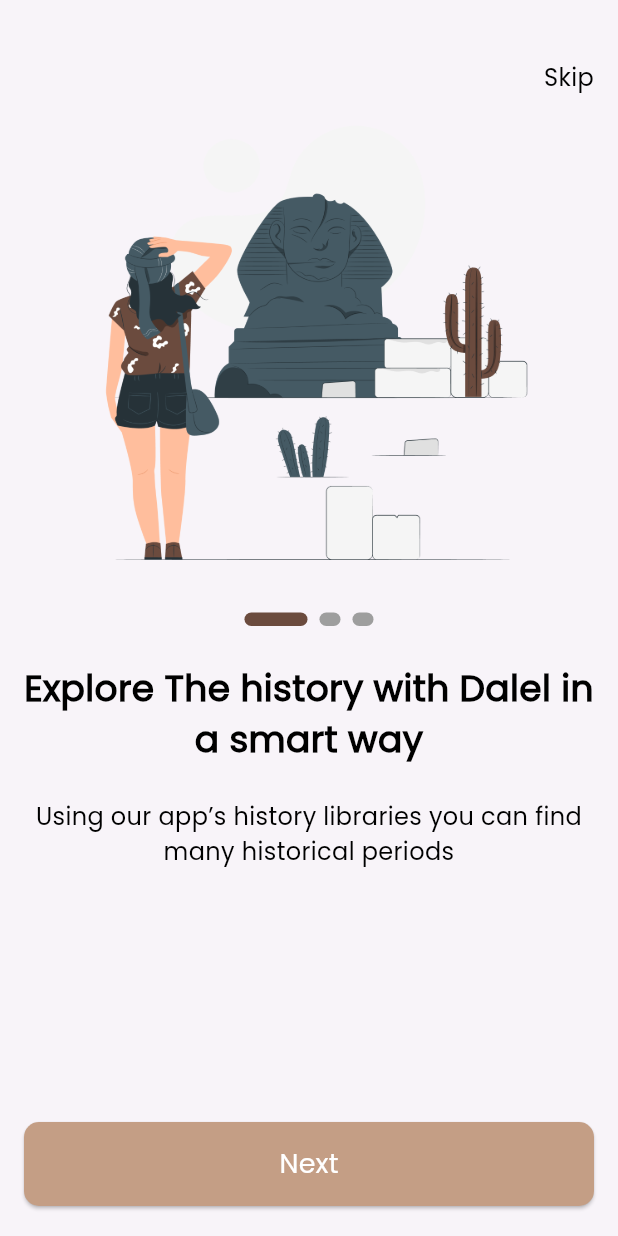
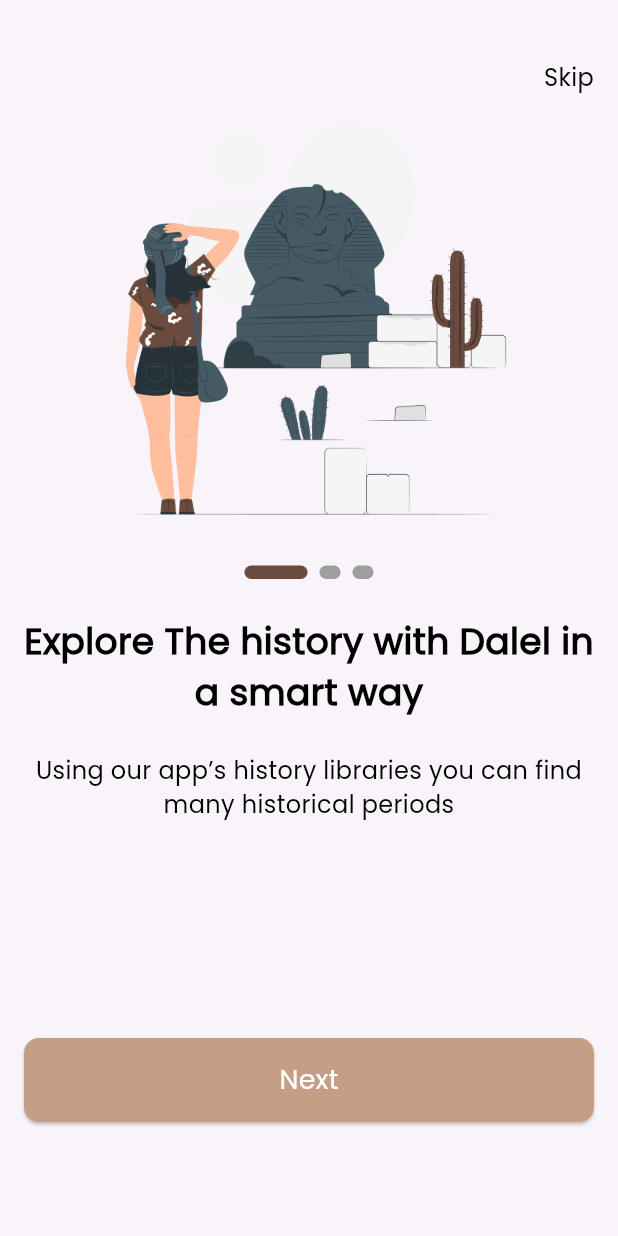
Before and after one commit to ahmedzein74/dalel-egypt, a Flutter app: the screen it shows after launch, on a phone screen of 412 x 824 dp. Run offline on Flutter 3.47's test engine with Material 3 defaults, Android fonts, the phone set to English and light mode, and no system bars; drawn by our look-alikes of smooth_page_indicator.

Commit message:
refactor code

```diff
--- a/lib/core/function/app_functions.dart
+++ b/lib/core/function/app_functions.dart
@@ -6,3 +6,10 @@ void customNavigation(BuildContext context, Widget targetScreen) {
     MaterialPageRoute(builder: (context) => targetScreen),
   );
 }
+
+void customReplacementNavigation(BuildContext context, Widget targetScreen) {
+  Navigator.pushReplacement(
+    context,
+    MaterialPageRoute(builder: (context) => targetScreen),
+  );
+}
--- a/lib/fetures/on_boarding/views/onBoarding_view.dart
+++ b/lib/fetures/on_boarding/views/onBoarding_view.dart
@@ -1,7 +1,7 @@
 import 'package:dalel_egypt/core/utils/app_strings.dart';
 import 'package:dalel_egypt/core/widget/custom_button.dart';
 import 'package:dalel_egypt/fetures/on_boarding/widget/custom_nav_bar.dart';
-import 'package:dalel_egypt/fetures/on_boarding/widget/onBoarding_widget.dart';
+import 'package:dalel_egypt/fetures/on_boarding/widget/onBoarding_body_widget.dart';
 import 'package:flutter/material.dart';
 
 class OnBoarding extends StatelessWidget {
@@ -13,12 +13,15 @@ class OnBoarding extends StatelessWidget {
       child: Scaffold(
         body: Padding(
           padding: const EdgeInsets.symmetric(horizontal: 16.0),
-          child: Column(children: [
+          child: ListView(physics: const BouncingScrollPhysics(), children: [
             const SizedBox(
               height: 40,
             ),
             const CustomNavBar(),
             OnBoardingWidgetBody(),
+            const SizedBox(
+              height: 129,
+            ),
             CustomBtn(
               onpressed: () {},
               text: AppStrings.next,
--- a/lib/fetures/on_boarding/widget/onBoarding_widget.dart
+++ b/lib/fetures/on_boarding/widget/onBoarding_body_widget.dart
@@ -8,14 +8,26 @@ class OnBoardingWidgetBody extends StatelessWidget {
   final PageController _pageController = PageController();
   @override
   Widget build(BuildContext context) {
-    return Expanded(
+    return SizedBox(
+      height: 500,
       child: PageView.builder(
+        physics: const BouncingScrollPhysics(),
         controller: _pageController,
         itemCount: 3,
         itemBuilder: (context, index) {
           return Column(
             children: [
-              Image.asset(Assets.assetsImagesOnBoarding1),
+              Container(
+                height: 290,
+                width: 343,
+                decoration: const BoxDecoration(
+                  image: DecorationImage(
+                      image: AssetImage(
+                        Assets.assetsImagesOnBoarding1,
+                      ),
+                      fit: BoxFit.fill),
+                ),
+              ),
               const SizedBox(
                 height: 24,
               ),
@@ -28,6 +40,8 @@ class OnBoardingWidgetBody extends StatelessWidget {
                 style: AppTextStylies.poppins500Style24
                     .copyWith(fontWeight: FontWeight.bold),
                 textAlign: TextAlign.center,
+                maxLines: 2,
+                overflow: TextOverflow.ellipsis,
               ),
               const SizedBox(
                 height: 24,
--- a/lib/fetures/splash/presentation/views/splash_view.dart
+++ b/lib/fetures/splash/presentation/views/splash_view.dart
@@ -35,6 +35,6 @@ class _SplashScreenState extends State<SplashScreen> {
 
 void delayedNavigation(context) {
   Future.delayed(const Duration(seconds: 3), () {
-    customNavigation(context, OnBoarding());
+    customReplacementNavigation(context, OnBoarding());
   });
 }
```
